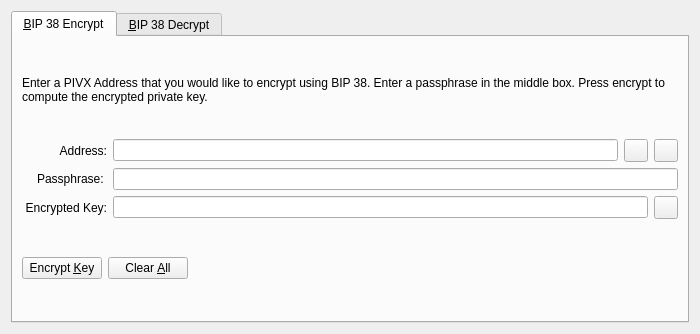
Old version of the form src/qt/forms/bip38tooldialog.ui in the repository magnetwork/mag.
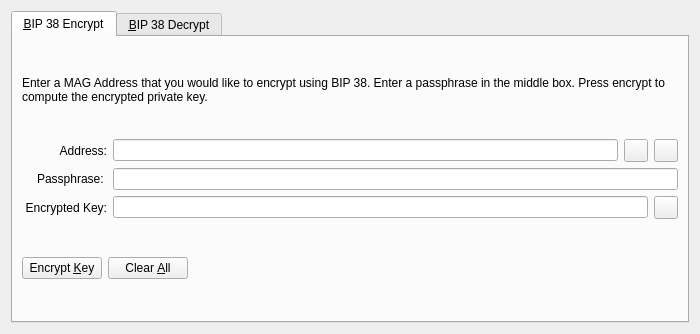
New version of the form. The open tabs and pages were chosen to show the change. Icons and pictures are not drawn. Custom widgets are drawn as their Qt base class.

```diff
--- a/src/qt/forms/bip38tooldialog.ui
+++ b/src/qt/forms/bip38tooldialog.ui
@@ -30,7 +30,7 @@
        <item>
         <widget class="QLabel" name="infoLabel_ENC">
          <property name="text">
-          <string>Enter a PIVX Address that you would like to encrypt using BIP 38. Enter a passphrase in the middle box. Press encrypt to compute the encrypted private key.</string>
+          <string>Enter a MAG Address that you would like to encrypt using BIP 38. Enter a passphrase in the middle box. Press encrypt to compute the encrypted private key.</string>
          </property>
          <property name="textFormat">
           <enum>Qt::PlainText</enum>
```
Left out of the diff: 22 changed lines with no effect on the pictures.
